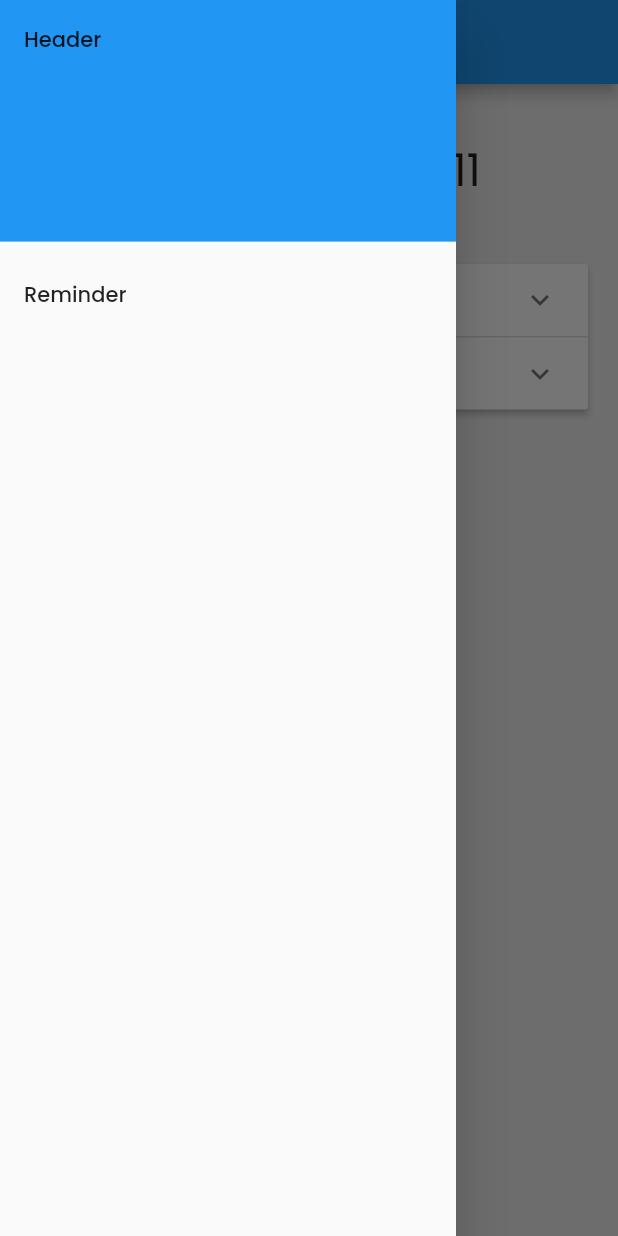
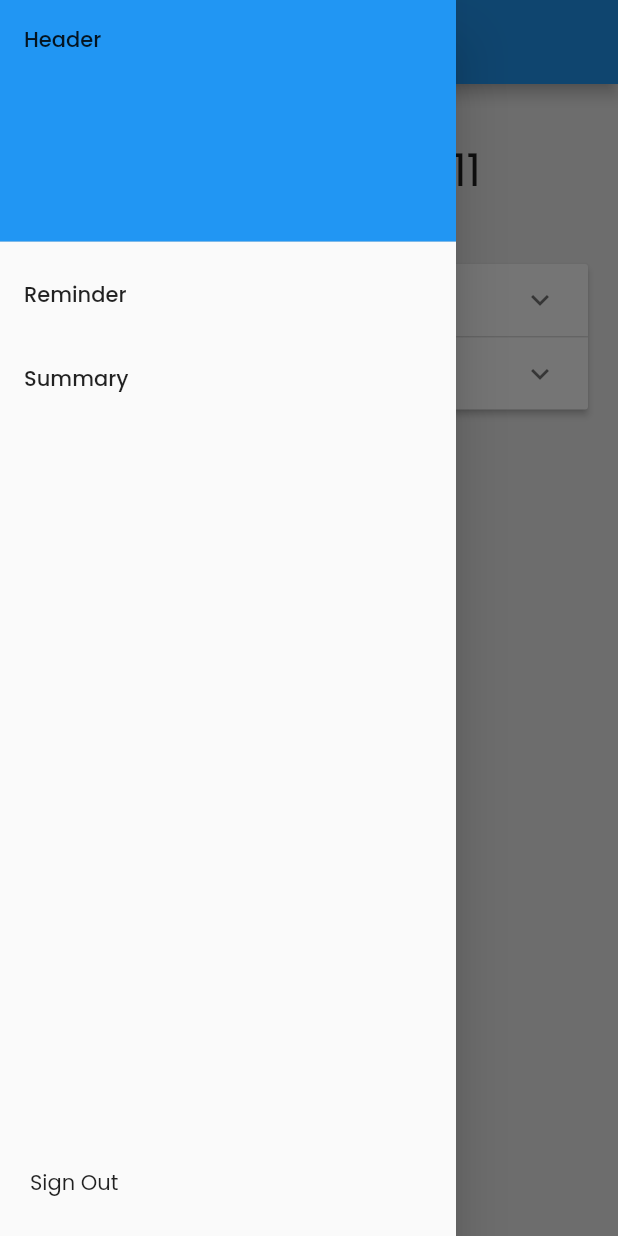
Before and after one commit to crioco/flutter_meditech_app, a Flutter app: the ReminderScreen screen opened by its route, with the side drawer open, on a phone screen of 412 x 824 dp. Run offline on Flutter 3.47's test engine with Material 2 defaults, Android fonts, the light colour scheme and no system bars; our stand-ins replace adaptive_dialog, cloud_firestore, firebase_auth, firebase_core, google_fonts; missing offline and left inert: chart_sparkline; accounts and stored records are empty.

Commit message:
side menu SignOut
added SignOut button to side menu

```diff
--- a/lib/route/router.dart
+++ b/lib/route/router.dart
@@ -5,13 +5,11 @@ import 'package:flutter_meditech_app/screens/signup_screen.dart';
 import 'package:flutter_meditech_app/screens/splash_screen.dart';
 import 'package:flutter_meditech_app/screens/undefined_screen.dart';
 import 'package:flutter_meditech_app/screens/reminder_screen.dart';
+import 'package:flutter_meditech_app/screens/summary_screen.dart';
 import 'package:flutter/material.dart';
 
 Route<dynamic> generateRoute(RouteSettings settings) {
   switch (settings.name) {
-
-    case ReminderScreenRoute:
-      return MaterialPageRoute(builder: (context) => ReminderScreen());
 
     case SplashScreenRoute:
       return MaterialPageRoute(builder: (context) => SplashScreen());
@@ -21,6 +19,12 @@ Route<dynamic> generateRoute(RouteSettings settings) {
 
     case SignUpScreenRoute:
       return MaterialPageRoute(builder: (context) => SignUpScreen());
+
+    case ReminderScreenRoute:
+      return MaterialPageRoute(builder: (context) => ReminderScreen());
+
+    case SummaryScreenRoute:
+      return MaterialPageRoute(builder: (context) => SummaryScreen());
 
     case DashboardScreenRoute:
       return MaterialPageRoute(builder: (context) => DashboardScreen());
--- a/lib/route/routing_constants.dart
+++ b/lib/route/routing_constants.dart
@@ -3,3 +3,4 @@ const String SignInScreenRoute = '/SignIn';
 const String SignUpScreenRoute = '/SignUp';
 const String DashboardScreenRoute = '/Dashboard';
 const String ReminderScreenRoute = '/Reminder';
+const String SummaryScreenRoute = '/Summary';
--- a/lib/screens/signup_screen.dart
+++ b/lib/screens/signup_screen.dart
@@ -194,7 +194,7 @@ class _SignUpScreenState extends State<SignUpScreen> {
   void addUser({required String firstname, required String lastname, required User user}) async{
     DocumentReference users = FirebaseFirestore.instance.collection('Users').doc(user.uid);
     await users
-    .set({'firstname': firstname, 'lastname': lastname})
+    .set({'firstname': firstname, 'lastname': lastname, 'device': null})
     .then((value) => print('User Added'))
     .catchError((error)=>{print('Failed to add user. $error')});
   }
--- a/lib/widgets/my_side_menu.dart
+++ b/lib/widgets/my_side_menu.dart
@@ -1,6 +1,5 @@
-// ignore_for_file: unnecessary_const
-
 import 'package:flutter/material.dart';
+import 'package:flutter_meditech_app/auth_helper.dart';
 import 'package:flutter_meditech_app/route/routing_constants.dart';
 import 'package:flutter_meditech_app/widgets/side_menu_list_tile.dart';
 
@@ -10,6 +9,9 @@ class MySideMenu extends StatelessWidget {
   @override
   Widget build(BuildContext context) {
     return Drawer(
+      child: Column(
+        children: [
+          Expanded(
             child: ListView(
               padding: EdgeInsets.zero,
               children: const [
@@ -19,8 +21,29 @@ class MySideMenu extends StatelessWidget {
                     color: Colors.blue,
                   ),
                 ),
-          SideMenuListTile(tileText: 'Reminder', navRoute: ReminderScreenRoute),
-
+                SideMenuListTile(
+                    tileText: 'Reminder', navRoute: ReminderScreenRoute),
+                SideMenuListTile(
+                    tileText: 'Summary', navRoute: SummaryScreenRoute),
+              ],
+            ),
+          ),
+          Row(
+            mainAxisAlignment: MainAxisAlignment.start,
+            children: [
+              Padding(
+                padding: const EdgeInsets.fromLTRB(20, 0, 0, 25),
+                child: GestureDetector(
+                  child: const Text('Sign Out'),
+                  onTap: () async {
+                    await AuthHelper.signOut();
+                    Navigator.pushNamedAndRemoveUntil(
+                        context, SignInScreenRoute, (route) => false);
+                  },
+                ),
+              ),
+            ],
+          )
         ],
       ),
     );
```
Also changed, not shown: lib/screens/summary_screen.dart (added, +23 -0 lines). Lines whose indentation alone changed are shown as unchanged.
